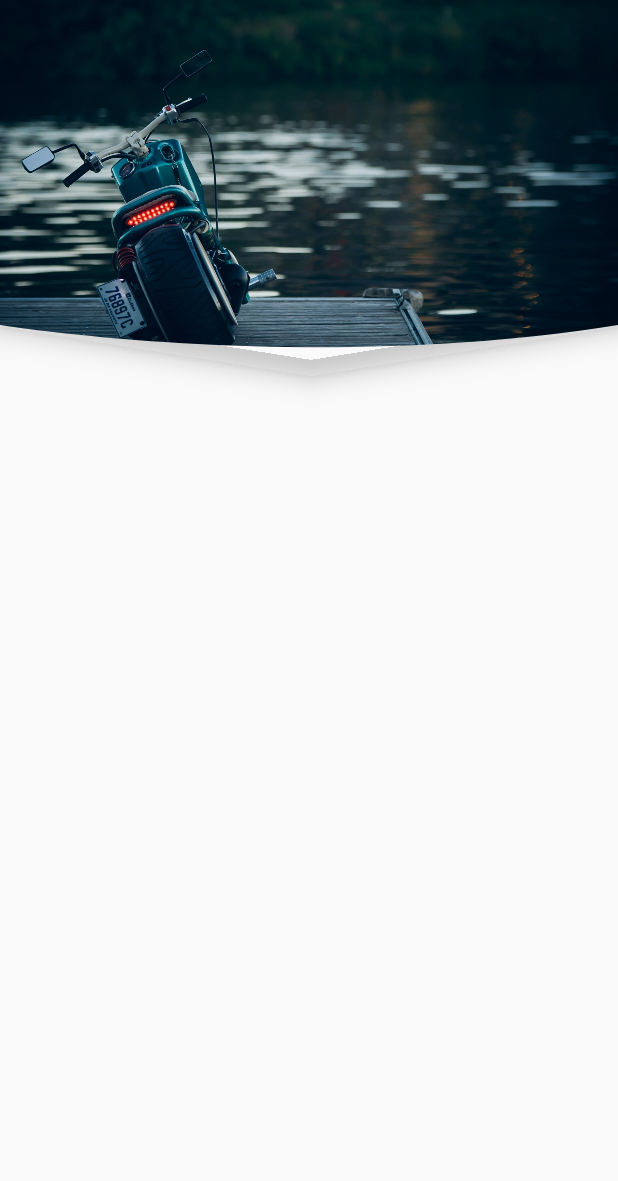
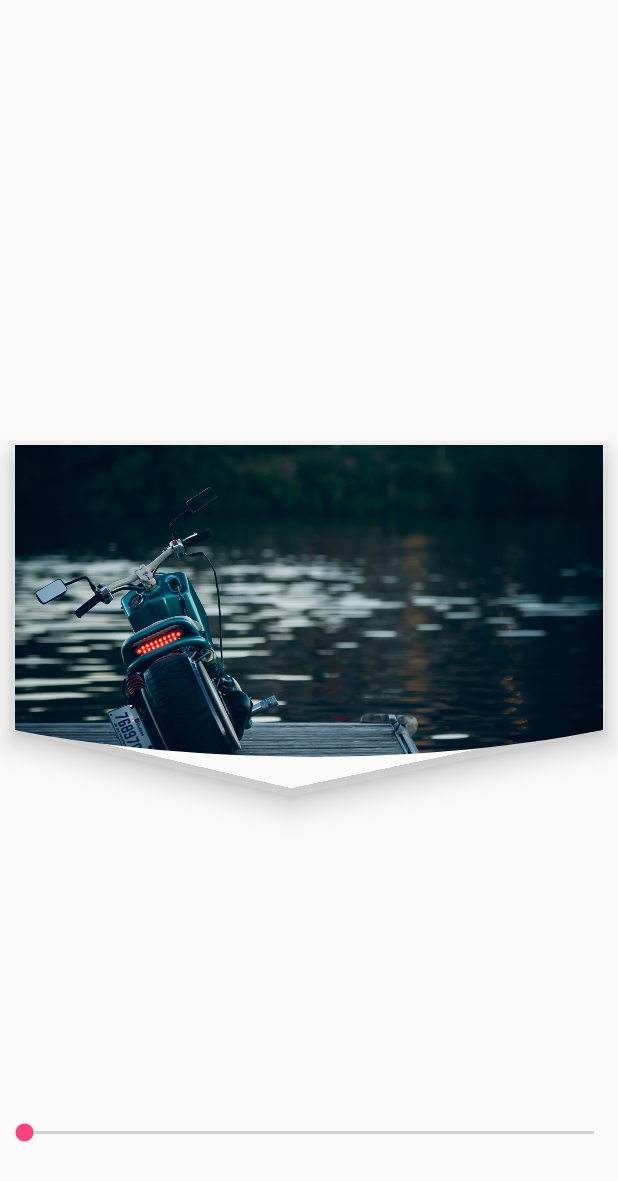
Before and after one commit to developer-shivam/Crescento, an Android app: the screen it shows after launch (MainActivity), on a phone screen of 412 x 824 dp. Shown: the top 1181 px of the screen. Run offline under Robolectric (Android 15) with nearby library versions, the phone set to English and light mode, and no system bars.

Commit message:
improvement needed

```diff
--- a/app/build.gradle
+++ b/app/build.gradle
@@ -4,7 +4,7 @@ android {
     compileSdkVersion 25
     buildToolsVersion "25.0.0"
     defaultConfig {
-        applicationId "developer.shivam.headerimageview"
+        applicationId "developer.shivam.crescento"
         minSdkVersion 16
         targetSdkVersion 25
         versionCode 1
--- a/app/src/main/AndroidManifest.xml
+++ b/app/src/main/AndroidManifest.xml
@@ -1,6 +1,6 @@
 <?xml version="1.0" encoding="utf-8"?>
 <manifest xmlns:android="http://schemas.android.com/apk/res/android"
-    package="developer.shivam.headerimageview">
+    package="developer.shivam.crescento">
 
     <application
         android:allowBackup="true"
--- /dev/null
+++ b/app/src/main/java/developer/shivam/crescento/MainActivity.java
@@ -0,0 +1,45 @@
+package developer.shivam.crescento;
+
+import android.os.Build;
+import android.support.annotation.RequiresApi;
+import android.support.v7.app.AppCompatActivity;
+import android.os.Bundle;
+import android.widget.SeekBar;
+
+import developer.shivam.library.CrescentoImageView;
+
+public class MainActivity extends AppCompatActivity {
+
+    SeekBar sbElevationController;
+    CrescentoImageView sivSampleImage;
+
+    @Override
+    protected void onCreate(Bundle savedInstanceState) {
+        super.onCreate(savedInstanceState);
+        setContentView(R.layout.activity_main);
+
+        sivSampleImage = (CrescentoImageView) findViewById(R.id.crescentoImageView);
+        sbElevationController = (SeekBar) findViewById(R.id.sbElevationController);
+        sbElevationController.setMax(50);
+        sbElevationController.setOnSeekBarChangeListener(new SeekBar.OnSeekBarChangeListener() {
+            @Override
+            public void onProgressChanged(SeekBar seekBar, int i, boolean fromUser) {
+                if (fromUser) {
+                    if (Build.VERSION.SDK_INT >= Build.VERSION_CODES.LOLLIPOP) {
+                        sivSampleImage.setElevation(i);
+                    }
+                }
+            }
+
+            @Override
+            public void onStartTrackingTouch(SeekBar seekBar) {
+
+            }
+
+            @Override
+            public void onStopTrackingTouch(SeekBar seekBar) {
+
+            }
+        });
+    }
+}
--- a/app/src/main/java/developer/shivam/headerimageview/MainActivity.java
+++ /dev/null
@@ -1,13 +0,0 @@
-package developer.shivam.headerimageview;
-
-import android.support.v7.app.AppCompatActivity;
-import android.os.Bundle;
-
-public class MainActivity extends AppCompatActivity {
-
-    @Override
-    protected void onCreate(Bundle savedInstanceState) {
-        super.onCreate(savedInstanceState);
-        setContentView(R.layout.activity_main);
-    }
-}
--- a/app/src/main/res/layout/activity_main.xml
+++ b/app/src/main/res/layout/activity_main.xml
@@ -5,13 +5,22 @@
     android:id="@+id/activity_main"
     android:layout_width="match_parent"
     android:layout_height="match_parent"
-    tools:context="developer.shivam.headerimageview.MainActivity">
+    tools:context="developer.shivam.crescento.MainActivity">
 
-    <developer.shivam.library.CrescentoImageView
+    <developer.shivam.library.CrescentoImageView android:id="@+id/crescentoImageView"
         android:layout_width="match_parent"
         android:layout_height="250dp"
         android:scaleType="centerCrop"
         android:elevation="10dp"
+        attribute:crescent="40dp"
+        android:padding="10dp"
         android:src="@drawable/bike_wallpaper"
-        attribute:crescent="100dp"/>
+        android:layout_centerInParent="true"/>
+
+    <SeekBar android:id="@+id/sbElevationController"
+        android:layout_width="match_parent"
+        android:layout_height="wrap_content"
+        android:layout_alignParentBottom="true"
+        android:layout_marginBottom="50dp"
+        android:padding="10dp"/>
 </RelativeLayout>
--- a/library/src/main/java/developer/shivam/library/CrescentoContainer.java
+++ b/library/src/main/java/developer/shivam/library/CrescentoContainer.java
@@ -18,7 +18,6 @@ import android.util.TypedValue;
 import android.view.View;
 import android.view.ViewOutlineProvider;
 import android.widget.FrameLayout;
-import android.widget.ImageView;
 
 public class CrescentoContainer extends FrameLayout {
 
@@ -60,8 +59,8 @@ public class CrescentoContainer extends FrameLayout {
         mOutlinePath = new Path();
 
         TypedArray styledAttributes = mContext.obtainStyledAttributes(attrs, R.styleable.CrescentoImageView, 0, 0);
-        if (styledAttributes.hasValue(R.styleable.CrescentoImageView_height)) {
-            curvatureHeight = (int) styledAttributes.getDimension(R.styleable.CrescentoImageView_height, getDpForPixel(curvatureHeight));
+        if (styledAttributes.hasValue(R.styleable.CrescentoImageView_crescent)) {
+            curvatureHeight = (int) styledAttributes.getDimension(R.styleable.CrescentoImageView_crescent, getDpForPixel(curvatureHeight));
         }
 
         styledAttributes.recycle();
@@ -75,9 +74,6 @@ public class CrescentoContainer extends FrameLayout {
         height = getMeasuredHeight();
 
         mClipPath = PathProvider.getClipPath(width, height, curvatureHeight,
-                getPaddingTop(), getPaddingBottom(), getPaddingLeft(), getPaddingRight());
-
-        mOutlinePath = PathProvider.getOutlinePath(width, height, curvatureHeight,
                 getPaddingTop(), getPaddingBottom(), getPaddingLeft(), getPaddingRight());
 
         ViewCompat.setElevation(this, ViewCompat.getElevation(this));
@@ -97,7 +93,8 @@ public class CrescentoContainer extends FrameLayout {
         return new ViewOutlineProvider() {
             @Override
             public void getOutline(View view, Outline outline) {
-                outline.setConvexPath(mOutlinePath);
+                outline.setConvexPath(PathProvider.getOutlinePath(view, width, height, curvatureHeight,
+                        getPaddingTop(), getPaddingBottom(), getPaddingLeft(), getPaddingRight()));
             }
         };
     }
--- a/library/src/main/java/developer/shivam/library/CrescentoImageView.java
+++ b/library/src/main/java/developer/shivam/library/CrescentoImageView.java
@@ -59,7 +59,7 @@ public class CrescentoImageView extends ImageView {
         mOutlinePath = new Path();
 
         TypedArray styledAttributes = mContext.obtainStyledAttributes(attrs, R.styleable.CrescentoImageView, 0, 0);
-        if (styledAttributes.hasValue(R.styleable.CrescentoImageView_height)) {
+        if (styledAttributes.hasValue(R.styleable.CrescentoImageView_crescent)) {
             curvatureHeight = (int) styledAttributes.getDimension(R.styleable.CrescentoImageView_crescent, getDpForPixel(curvatureHeight));
         }
 
@@ -74,9 +74,6 @@ public class CrescentoImageView extends ImageView {
         height = getMeasuredHeight();
 
         mClipPath = PathProvider.getClipPath(width, height, curvatureHeight,
-                getPaddingTop(), getPaddingBottom(), getPaddingLeft(), getPaddingRight());
-
-        mOutlinePath = PathProvider.getOutlinePath(width, height, curvatureHeight,
                 getPaddingTop(), getPaddingBottom(), getPaddingLeft(), getPaddingRight());
 
         ViewCompat.setElevation(this, ViewCompat.getElevation(this));
@@ -96,7 +93,8 @@ public class CrescentoImageView extends ImageView {
         return new ViewOutlineProvider() {
             @Override
             public void getOutline(View view, Outline outline) {
-                outline.setConvexPath(mOutlinePath);
+                outline.setConvexPath(PathProvider.getOutlinePath(view, width, height, curvatureHeight,
+                        getPaddingTop(), getPaddingBottom(), getPaddingLeft(), getPaddingRight()));
             }
         };
     }
--- a/library/src/main/java/developer/shivam/library/PathProvider.java
+++ b/library/src/main/java/developer/shivam/library/PathProvider.java
@@ -1,22 +1,27 @@
 package developer.shivam.library;
 
 import android.graphics.Path;
+import android.os.Build;
+import android.view.View;
 
 class PathProvider {
 
-    static int ALPHA = 2;
+    private static int ALPHA = 0;
 
-    static Path getOutlinePath(int width, int height, int perpendicularHeight,
+    static Path getOutlinePath(View view, int width, int height, int perpendicularHeight,
                                int paddingTop, int paddingBottom, int paddingLeft, int paddingRight) {
+        if (Build.VERSION.SDK_INT >= Build.VERSION_CODES.LOLLIPOP) {
+            ALPHA = (int) view.getElevation();
+        }
         Path mPath = new Path();
-        mPath.moveTo(paddingLeft - ALPHA, paddingTop - ALPHA);
-        mPath.lineTo(paddingLeft - ALPHA, height - perpendicularHeight - paddingBottom + ALPHA);
-        mPath.cubicTo(paddingLeft - ALPHA, height - perpendicularHeight - paddingBottom + ALPHA,
-                width/2 - paddingRight + ALPHA, height - paddingBottom + ALPHA,
-                width - paddingRight + ALPHA, height - perpendicularHeight - paddingBottom + ALPHA);
-        mPath.lineTo(width - paddingRight + ALPHA, paddingTop - ALPHA);
-        mPath.lineTo(width/2 - paddingRight + ALPHA, paddingTop - ALPHA);
-        mPath.lineTo(paddingLeft - ALPHA, paddingTop - ALPHA);
+        mPath.moveTo(paddingLeft - ALPHA/4, paddingTop - ALPHA/8);
+        mPath.lineTo(paddingLeft - ALPHA/4, height - perpendicularHeight - paddingBottom + ALPHA/8);
+        mPath.cubicTo(paddingLeft - ALPHA/4, height - perpendicularHeight - paddingBottom + ALPHA/8,
+                width/2 - paddingRight - ALPHA/4, height - paddingBottom + ALPHA/2,
+                width - paddingRight + ALPHA/4, height - perpendicularHeight - paddingBottom + ALPHA/8);
+        mPath.lineTo(width - paddingRight + ALPHA/4, paddingTop - ALPHA/8);
+        mPath.lineTo(width - paddingRight - ALPHA/4, paddingTop - ALPHA/8);
+        mPath.lineTo(paddingLeft - ALPHA/4, paddingTop - ALPHA/8);
         mPath.close();
         return mPath;
     }
```
